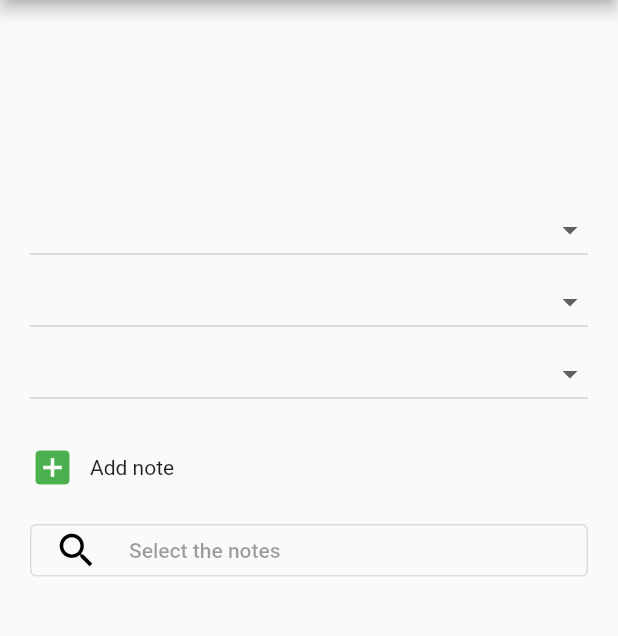
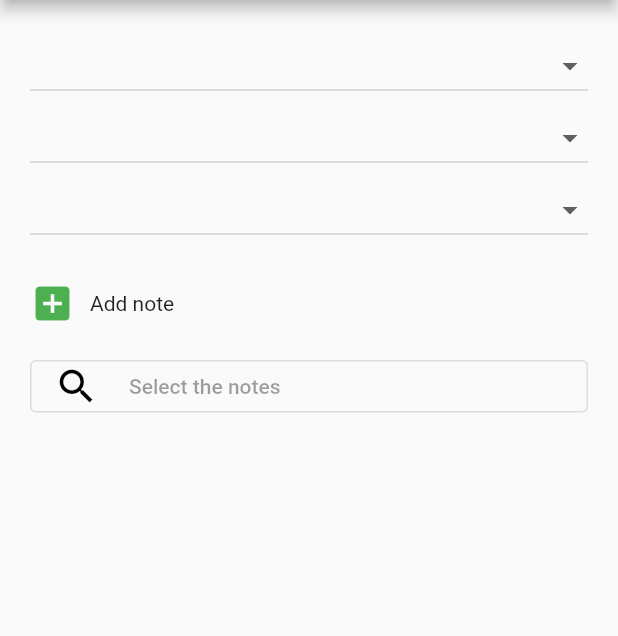
Before and after one commit to crispim1411/get_the_chord_app, a Flutter app: the screen it shows after launch, on a phone screen of 412 x 824 dp, the part 84-720 px from its top. Run offline on Flutter 3.47's test engine with Material 2 defaults, Android fonts, the phone set to English and light mode, and no system bars.

```diff
--- a/lib/main.dart
+++ b/lib/main.dart
@@ -49,12 +49,7 @@ class _MyPage extends State<MyPage> {
           ),
         ],
       ),
-      body: Align(
-        child: AspectRatio(
-          aspectRatio: 3 / 4,
-          child: bodyApp(),
-        ),
-      ),
+      body: bodyApp(),
     );
   }
 
```
